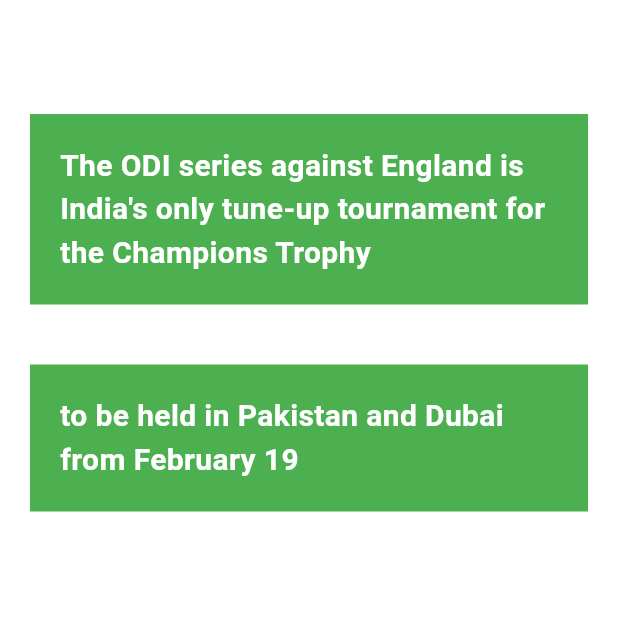
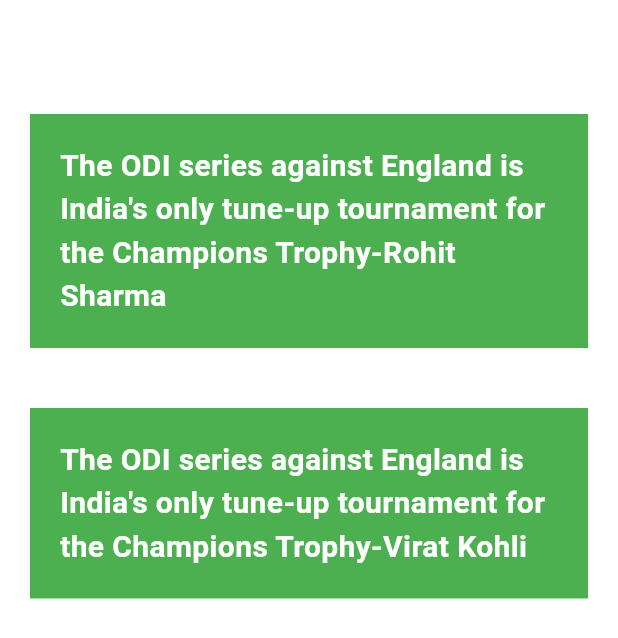
Before and after one commit to Samip-Nepal/Flutter_learning, a Flutter app: the screen it shows after launch, on a phone screen of 412 x 824 dp. Shown: the top 638 px of the screen. Run offline on Flutter 3.47's test engine with Material 3 defaults, Android fonts, the phone set to English and light mode, and no system bars.

Commit message:
Coustom class with import another files

```diff
--- /dev/null
+++ b/my_first_app/lib/cric.dart
@@ -0,0 +1,9 @@
+class Information {
+  String? datas;
+  String? player;
+
+  Information({
+    this.datas,
+    this.player,
+  });
+}
--- a/my_first_app/lib/main.dart
+++ b/my_first_app/lib/main.dart
@@ -1,4 +1,6 @@
 import 'package:flutter/material.dart';
+
+import 'cric.dart';
 
 void main() {
   runApp(MaterialApp(
@@ -14,11 +16,18 @@ class Myhome extends StatefulWidget {
 }
 
 class _MyhomeState extends State<Myhome> {
-  List<String> information = [
-    "The ODI series against England is India's only tune-up tournament for the Champions Trophy",
-    "to be held in Pakistan and Dubai from February 19"
+  List<Information> information = [
+    Information(
+        datas:
+            "The ODI series against England is India's only tune-up tournament for the Champions Trophy",
+        player: "Rohit Sharma"),
+
+    Information(
+        datas:
+            "The ODI series against England is India's only tune-up tournament for the Champions Trophy",
+        player: "Virat Kohli"),
+    // int count = 0;
   ];
-  // int count = 0;
   @override
   Widget build(BuildContext context) {
     return Scaffold(
@@ -33,7 +42,7 @@ class _MyhomeState extends State<Myhome> {
               padding: EdgeInsets.all(20),
               color: Colors.green,
               child: Text(
-                data,
+                "${data.datas}-${data.player}",
                 style: TextStyle(
                   fontSize: 20,
                   color: Colors.white,
```
